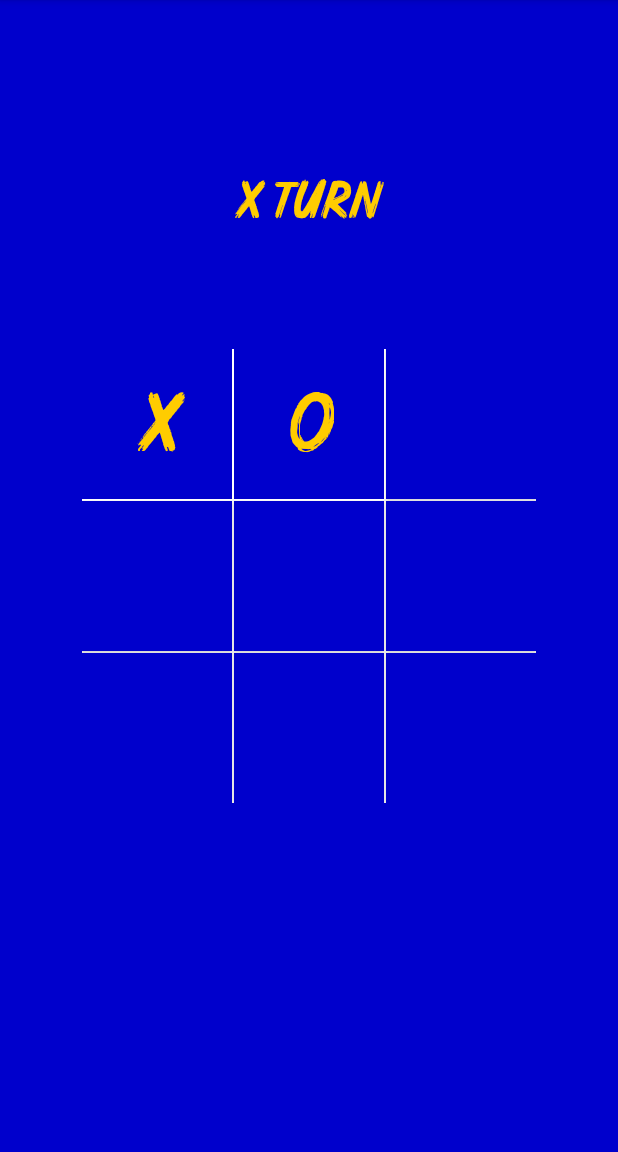
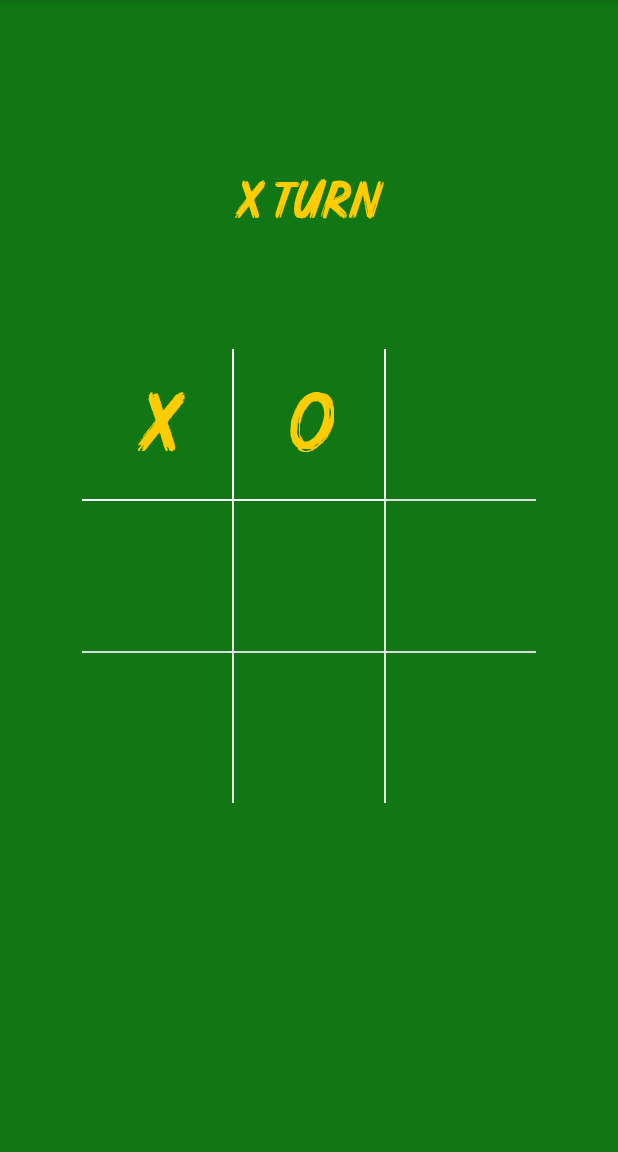
Before and after one commit to Pietrass/TicTacToe, an Android app: the Board screen opened directly, with no data from a screen before it, after a tap on an icon or button, on a phone screen of 412 x 824 dp, the part 84-1236 px from its top. Run offline under Robolectric (Android 15) with nearby library versions, the phone set to English and light mode, and no system bars; 1 other tap on this screen came first.

Commit message:
Added changes.

```diff
--- a/app/src/main/java/com/example/piotr/tictactoe/Board.java
+++ b/app/src/main/java/com/example/piotr/tictactoe/Board.java
@@ -1,7 +1,10 @@
 package com.example.piotr.tictactoe;
 
+import android.animation.ObjectAnimator;
+import android.content.Intent;
 import android.graphics.Color;
 import android.os.Bundle;
+import android.util.Log;
 import android.view.View;
 import android.view.animation.TranslateAnimation;
 import android.widget.GridLayout;
@@ -31,7 +34,9 @@ public class Board extends BaseActivity implements View.OnClickListener {
         turnTextSwitcher.setOutAnimation(getBaseContext(), android.R.anim.slide_out_right);
         boardGrid = findViewById(R.id.board_grid);
         winnerRelative = findViewById(R.id.winner_relative_layout);
+        winnerRelative.setY(height);
         winnerTextView = findViewById(R.id.winner_text_view);
+        winnerTextView.setOnClickListener(this);
 
         turnTextSwitcher.setY(height / 7);
         turnTextSwitcher.setText("X turn");
@@ -51,11 +56,17 @@ public class Board extends BaseActivity implements View.OnClickListener {
 
     @Override
     public void onClick(View v) {
-        BoardButton button = (BoardButton) v;
-        setButtonBackground(button);
-        v.setEnabled(false);
-        numOfMoves++;
-        checkIfAnybodyWon();
+        int id = v.getId();
+        if (id == R.id.winner_text_view) {
+            Intent intent = new Intent(getBaseContext(), Board.class);
+            startActivity(intent);
+        } else {
+            BoardButton button = (BoardButton) v;
+            setButtonBackground(button);
+            v.setEnabled(false);
+            numOfMoves++;
+            checkIfAnybodyWon();
+        }
     }
 
     private void checkIfAnybodyWon() {
@@ -99,9 +110,10 @@ public class Board extends BaseActivity implements View.OnClickListener {
         } else {
             winnerTextView.setText(winner + " " + getResources().getString(R.string.won));
         }
-        TranslateAnimation animation = new TranslateAnimation(0, 0, (float) height, (float) (height / 2 - winnerView.getHeight() / 2));
-        animation.setDuration(3000);
-        winnerView.startAnimation(animation);
+
+        ObjectAnimator animator = ObjectAnimator.ofFloat(winnerView, "translationY", height, height / 2.5f);
+        animator.setDuration(300);
+        animator.start();
     }
 
     private void setButtonBackground(BoardButton button) {
--- a/app/src/main/java/com/example/piotr/tictactoe/MainActivity.java
+++ b/app/src/main/java/com/example/piotr/tictactoe/MainActivity.java
@@ -39,8 +39,8 @@ public class MainActivity extends BaseActivity {
         height = displayMetrics.heightPixels;
         width = displayMetrics.widthPixels;
 
-        ticTacToeTextView.setY(height / 4);
-        tapToPlayTextView.setY(height - height / 7);
+        ticTacToeTextView.setY(height / 7);
+        tapToPlayTextView.setY(height - height / 9);
 
         Animator alphaAnimator = ObjectAnimator.ofFloat(tapToPlayTextView, View.ALPHA, 0f, 1f);
         alphaAnimator.setDuration(1000);
--- /dev/null
+++ b/app/src/main/res/drawable/winner_rectangle.xml
@@ -0,0 +1,8 @@
+<?xml version="1.0" encoding="utf-8"?>
+<shape
+    xmlns:android="http://schemas.android.com/apk/res/android"
+    android:shape="rectangle">
+
+    <solid android:color="#117714"/>
+    <corners android:radius="5dp"/>
+</shape>
--- a/app/src/main/res/layout/activity_board.xml
+++ b/app/src/main/res/layout/activity_board.xml
@@ -82,9 +82,9 @@
     <RelativeLayout
         android:id="@+id/winner_relative_layout"
         android:layout_width="300dp"
-        android:layout_centerInParent="true"
         android:layout_height="155dp"
-        android:background="@android:color/white"
+        android:layout_centerHorizontal="true"
+        android:background="@drawable/winner_rectangle"
         android:visibility="gone">
 
         <TextView
@@ -95,6 +95,7 @@
             android:textSize="35sp"
             android:layout_width="match_parent"
             android:layout_height="wrap_content"
+            android:textAlignment="center"
             android:layout_centerInParent="true"/>
 
         <TextView
@@ -102,10 +103,10 @@
             android:text="@string/play_again"
             android:textColor="#ffcc00"
             android:fontFamily="@font/mighty_brush"
-            android:layout_width="30dp"
+            android:layout_width="55dp"
             android:layout_height="wrap_content"
-            android:layout_alignParentRight="true"
-            android:layout_alignParentBottom="true"/>
+            android:layout_alignParentBottom="true"
+            android:layout_alignParentRight="true" />
 
 
     </RelativeLayout>
--- a/app/src/main/res/values/colors.xml
+++ b/app/src/main/res/values/colors.xml
@@ -3,5 +3,5 @@
     <color name="colorPrimary">#008577</color>
     <color name="colorPrimaryDark">#00574B</color>
     <color name="colorAccent">#D81B60</color>
-    <color name="boardBackground">#0000cc</color>
+    <color name="boardBackground">#117714</color>
 </resources>
```
Also changed, not shown: app/src/main/res/layout/dialog_play_again.xml (deleted, +0 -21 lines).
